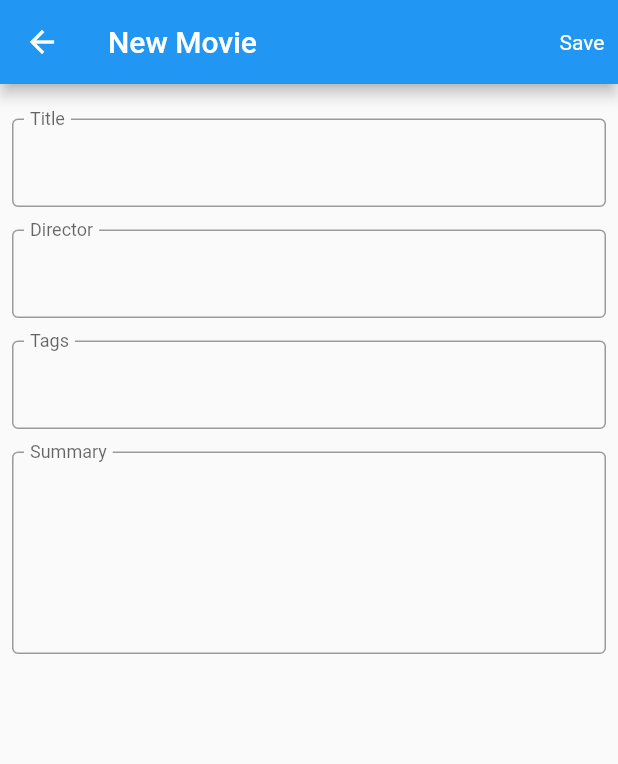
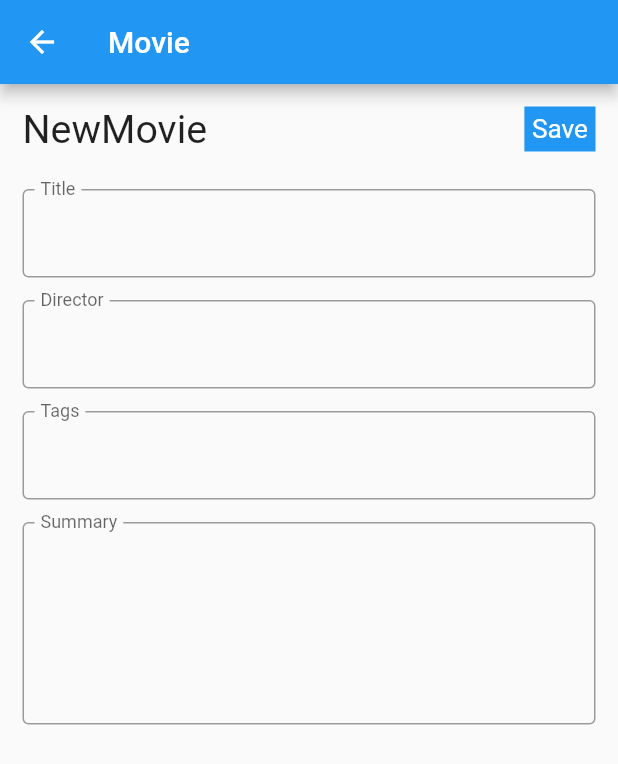
Before and after one commit to clearyn/SimpleCrudApp, a Flutter app: the screen it shows after launch, after a tap on "New", on a phone screen of 412 x 824 dp. Shown: the top 764 px of the screen. Run offline on Flutter 3.47's test engine with Material 2 defaults, Android fonts, the phone set to English and light mode, and no system bars; our stand-ins replace auto_route, flutter_mobx, mobx; generated files the repository leaves out were written again.

Commit message:
Add create on detail movie page

```diff
--- /dev/null
+++ b/lib/detail_movie_page.dart
@@ -0,0 +1,136 @@
+import 'package:flutter/material.dart';
+import 'package:provider/provider.dart';
+import 'package:simple_crud_app/movie.dart';
+import 'package:simple_crud_app/movie_list.dart';
+
+class DetailMoviePage extends StatelessWidget {
+  const DetailMoviePage({Key? key}) : super(key: key);
+
+  @override
+  Widget build(BuildContext context) {
+    return Scaffold(
+      appBar: AppBar(
+        title: Text("Movie"),
+        // actions: [
+        //   IconButton(
+        //     icon: const Text('Save'),
+        //     onPressed: () {},
+        //   ),
+        // ],
+      ),
+      body: SingleChildScrollView(child: NewMovie()),
+    );
+  }
+}
+
+class NewMovie extends StatelessWidget {
+  const NewMovie({Key? key}) : super(key: key);
+
+  @override
+  Widget build(BuildContext context) {
+    final list = Provider.of<MovieList>(context);
+    MovieForm newMovie = MovieForm();
+
+    return Container(
+      child: Padding(
+        padding: const EdgeInsets.all(15.0),
+        child: Column(
+          children: <Widget>[
+            Row(
+              children: <Widget>[
+                //Title Widget
+                Flexible(
+                  fit: FlexFit.tight,
+                  child: Container(
+                    height: 30,
+                    child: FittedBox(
+                      fit: BoxFit.fitHeight,
+                      alignment: Alignment.centerLeft,
+                      child: Text(
+                        'NewMovie',
+                      ),
+                    ),
+                  ),
+                ),
+                //Save New Movie
+                GestureDetector(
+                  onTap: () {
+                    list.create(newMovie.title, newMovie.director,
+                        newMovie.summary, newMovie.tags);
+                    Navigator.pop(context);
+                  },
+                  child: Container(
+                    height: 30,
+                    color: Colors.blue,
+                    child: Padding(
+                      padding: const EdgeInsets.all(5.0),
+                      child: FittedBox(
+                        fit: BoxFit.fitHeight,
+                        alignment: Alignment.center,
+                        child: Text(
+                          'Save',
+                          style: TextStyle(color: Colors.white),
+                        ),
+                      ),
+                    ),
+                  ),
+                )
+              ],
+            ),
+            //Spaces
+            SizedBox(height: 10),
+            //Movies List
+            Form(
+              child: Column(
+                mainAxisAlignment: MainAxisAlignment.start,
+                children: [
+                  SizedBox(height: 15.0),
+                  //Input Title
+                  TextFormField(
+                    decoration: InputDecoration(
+                      border: OutlineInputBorder(),
+                      floatingLabelBehavior: FloatingLabelBehavior.always,
+                      labelText: 'Title',
+                    ),
+                    onChanged: (value) => newMovie.title = value,
+                  ),
+                  SizedBox(height: 15.0),
+                  //Input Director
+                  TextFormField(
+                    decoration: InputDecoration(
+                      border: OutlineInputBorder(),
+                      floatingLabelBehavior: FloatingLabelBehavior.always,
+                      labelText: 'Director',
+                    ),
+                    onChanged: (value) => newMovie.director = value,
+                  ),
+                  SizedBox(height: 15.0),
+                  //Input Tags
+                  TextFormField(
+                    decoration: InputDecoration(
+                      border: OutlineInputBorder(),
+                      floatingLabelBehavior: FloatingLabelBehavior.always,
+                      labelText: 'Tags',
+                    ),
+                    onChanged: (value) => newMovie.tags = value,
+                  ),
+                  SizedBox(height: 15.0),
+                  //Input Summary
+                  TextFormField(
+                    maxLines: 5,
+                    decoration: InputDecoration(
+                      border: OutlineInputBorder(),
+                      floatingLabelBehavior: FloatingLabelBehavior.always,
+                      labelText: 'Summary',
+                    ),
+                    onChanged: (value) => newMovie.summary = value,
+                  ),
+                ],
+              ),
+            ),
+          ],
+        ),
+      ),
+    );
+  }
+}
--- a/lib/home_page.dart
+++ b/lib/home_page.dart
@@ -7,10 +7,10 @@ import 'package:simple_crud_app/movie_list.dart';
 
 class HomePage extends StatelessWidget {
   const HomePage({Key? key}) : super(key: key);
+
   @override
-  Widget build(BuildContext context) => Provider<MovieList>(
-        create: (_) => MovieList(),
-        child: Scaffold(
+  Widget build(BuildContext context) {
+    return Scaffold(
       appBar: AppBar(
         title: Text('Simple CRUD App'),
       ),
@@ -46,7 +46,7 @@ class HomePage extends StatelessWidget {
                       //New Movies Button
                       GestureDetector(
                         onTap: () {
-                              context.pushRoute(NewMovieRoute());
+                          context.pushRoute(DetailMovieRoute());
                         },
                         child: Container(
                           height: 30,
@@ -76,8 +76,8 @@ class HomePage extends StatelessWidget {
           ),
         ),
       ),
-        ),
     );
+  }
 }
 
 class MoviesList extends StatelessWidget {
@@ -98,6 +98,7 @@ class MoviesList extends StatelessWidget {
             if (list.movies.length > 0) {
               return ListView.builder(
                 shrinkWrap: true,
+                itemCount: list.movies.length,
                 itemBuilder: (_, index) {
                   final movie = list.movies[index];
                   return MoviePanelListWidget(
@@ -116,39 +117,6 @@ class MoviesList extends StatelessWidget {
     );
   }
 }
-// class MoviesList extends StatefulWidget {
-//   const MoviesList({Key? key}) : super(key: key);
-
-//   @override
-//   _MoviesListState createState() => _MoviesListState();
-// }
-
-// class _MoviesListState extends State<MoviesList> {
-//   @override
-//   Widget build(BuildContext context) {
-//     //Limit Size Maximum
-//     return ConstrainedBox(
-//       constraints: new BoxConstraints(
-//         maxHeight: 300,
-//       ),
-//       child: Scrollbar(
-//         showTrackOnHover: true,
-//         child: ListView(
-//           shrinkWrap: true,
-//           children: <Widget>[
-//             MoviePanelListWidget(title: 'Kingsman', director: 'Yoshi'),
-//             MoviePanelListWidget(title: 'title', director: 'director'),
-//             MoviePanelListWidget(title: 'title', director: 'director'),
-//             MoviePanelListWidget(title: 'title', director: 'director'),
-//             MoviePanelListWidget(title: 'title', director: 'director'),
-//             MoviePanelListWidget(title: 'title', director: 'director'),
-//             MoviePanelListWidget(title: 'title', director: 'director'),
-//           ],
-//         ),
-//       ),
-//     );
-//   }
-// }
 
 //Movie Panel Widget Inside List
 class MoviePanelListWidget extends StatelessWidget {
--- a/lib/main.dart
+++ b/lib/main.dart
@@ -1,4 +1,6 @@
 import 'package:flutter/material.dart';
+import 'package:provider/provider.dart';
+import 'package:simple_crud_app/movie_list.dart';
 import 'package:simple_crud_app/router.gr.dart';
 
 void main() {
@@ -10,7 +12,11 @@ class MyApp extends StatelessWidget {
   // This widget is the root of your application.
   @override
   Widget build(BuildContext context) {
-    return MaterialApp(
+    return MultiProvider(
+      providers: [
+        Provider<MovieList>(create: (_) => MovieList()),
+      ],
+      child: MaterialApp(
         debugShowCheckedModeBanner: false,
         home: MaterialApp.router(
             title: 'Simple CRUD App',
@@ -20,6 +26,7 @@ class MyApp extends StatelessWidget {
             debugShowCheckedModeBanner: false,
             routeInformationParser: router.defaultRouteParser(),
             routerDelegate: router.delegate()),
+      ),
     );
   }
 }
--- a/lib/movie.dart
+++ b/lib/movie.dart
@@ -5,17 +5,10 @@ part 'movie.g.dart';
 
 // This is the class used by rest of your codebase
 class Movie = _Movie with _$Movie;
+class MovieForm = _MovieForm with _$MovieForm;
 
 // The store-class
 abstract class _Movie with Store {
-  // _Movie(this.description);
-
-  // @observable
-  // String description = '';
-
-  // @observable
-  // bool done = false;
-
   _Movie(this.primaryKey, this.title, this.director, this.summary, this.tags);
 
   @observable
@@ -33,3 +26,20 @@ abstract class _Movie with Store {
   @observable
   String tags = '';
 }
+
+abstract class _MovieForm with Store {
+  @observable
+  int primaryKey = 0;
+
+  @observable
+  String title = '';
+
+  @observable
+  String director = '';
+
+  @observable
+  String summary = '';
+
+  @observable
+  String tags = '';
+}
--- a/lib/movie_list.dart
+++ b/lib/movie_list.dart
@@ -15,10 +15,15 @@ abstract class _MovieList with Store {
   @action
   void create(
       String reqTitle, String reqDirector, String reqSummary, String reqTags) {
-    final newPrimaryKey = movies.last.primaryKey + 1;
-    final movie =
-        Movie(newPrimaryKey, reqTitle, reqDirector, reqSummary, reqTags);
-    movies.add(movie);
+    final newPrimaryKey = movies.length <= 0 ? 0 : movies.last.primaryKey + 1;
+    final newMovie = Movie(
+      newPrimaryKey,
+      reqTitle,
+      reqDirector,
+      reqSummary,
+      reqTags,
+    );
+    movies.add(newMovie);
   }
 
   @action
--- a/lib/new_movie_page.dart
+++ /dev/null
@@ -1,73 +0,0 @@
-import 'package:flutter/material.dart';
-
-class NewMoviePage extends StatelessWidget {
-  const NewMoviePage({Key? key}) : super(key: key);
-
-  @override
-  Widget build(BuildContext context) {
-    TextEditingController nameController = TextEditingController();
-
-    return Scaffold(
-      appBar: AppBar(
-        title: Text("New Movie"),
-        actions: [
-          IconButton(
-            icon: const Text('Save'),
-            onPressed: () {},
-          ),
-        ],
-      ),
-      body: SafeArea(
-        child: SingleChildScrollView(
-          padding: EdgeInsets.all(8.0),
-          child: Column(
-            mainAxisAlignment: MainAxisAlignment.start,
-            children: [
-              SizedBox(height: 15.0),
-              //Input Title
-              TextFormField(
-                controller: nameController,
-                decoration: InputDecoration(
-                  border: OutlineInputBorder(),
-                  floatingLabelBehavior: FloatingLabelBehavior.always,
-                  labelText: 'Title',
-                ),
-              ),
-              SizedBox(height: 15.0),
-              //Input Director
-              TextFormField(
-                controller: nameController,
-                decoration: InputDecoration(
-                  border: OutlineInputBorder(),
-                  floatingLabelBehavior: FloatingLabelBehavior.always,
-                  labelText: 'Director',
-                ),
-              ),
-              SizedBox(height: 15.0),
-              //Input Tags
-              TextFormField(
-                controller: nameController,
-                decoration: InputDecoration(
-                  border: OutlineInputBorder(),
-                  floatingLabelBehavior: FloatingLabelBehavior.always,
-                  labelText: 'Tags',
-                ),
-              ),
-              SizedBox(height: 15.0),
-              //Input Summary
-              TextFormField(
-                maxLines: 5,
-                controller: nameController,
-                decoration: InputDecoration(
-                  border: OutlineInputBorder(),
-                  floatingLabelBehavior: FloatingLabelBehavior.always,
-                  labelText: 'Summary',
-                ),
-              ),
-            ],
-          ),
-        ),
-      ),
-    );
-  }
-}
--- a/lib/router.dart
+++ b/lib/router.dart
@@ -1,12 +1,12 @@
 import 'package:auto_route/auto_route.dart';
 import 'package:simple_crud_app/home_page.dart';
-import 'package:simple_crud_app/new_movie_page.dart';
+import 'package:simple_crud_app/detail_movie_page.dart';
 
 @MaterialAutoRouter(
   replaceInRouteName: 'Page,Route',
   routes: <AutoRoute>[
     AutoRoute(page: HomePage, initial: true),
-    AutoRoute(page: NewMoviePage),
+    AutoRoute(page: DetailMoviePage),
   ],
 )
 class $AppRouter {}
```
Also changed, not shown: lib/movie.g.dart, lib/router.gr.dart. Lines whose indentation alone changed are shown as unchanged.
